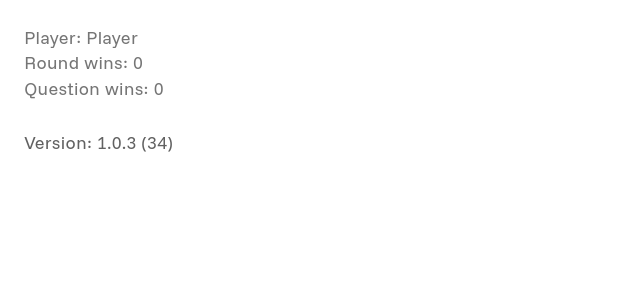
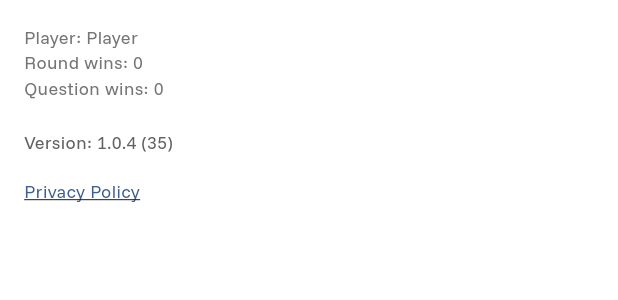
Before and after one commit to ksvslk/trivia-player, a Flutter app: the InfoDisplay widget shown alone on an empty page, opened directly, on a phone screen of 412 x 824 dp. Shown: the top 300 px of the screen. Run offline on Flutter 3.47's test engine with Material 3 defaults, Android fonts, the light colour scheme and no system bars; our stand-ins replace cached_network_image, cloud_firestore, firebase_auth, firebase_core, firebase_database, firebase_messaging and 8 more; missing offline and left inert: app_tracking_transparency, firebase_app_check, flutter_soloud, games_services, purchases_flutter, real_volume; accounts and stored records are empty.

Commit message:
Add premium info for Apple and privacy/EULA link

```diff
--- a/lib/ads/blocking_overlay_popup.dart
+++ b/lib/ads/blocking_overlay_popup.dart
@@ -102,7 +102,7 @@ class BlockingOverlayPopup extends StatelessWidget {
                                 ElevatedButton.icon(
                                   icon: const Icon(Icons.diamond),
                                   label: Text(
-                                    local.subscribeToPremium,
+                                    "Go ${moneyController.getProductFriendlyInfo()}",
                                     style: TextStyle(
                                       fontSize: 14,
                                       fontFamily: 'Inter',
--- a/lib/change_notifier/money_controller.dart
+++ b/lib/change_notifier/money_controller.dart
@@ -1,12 +1,17 @@
 import 'package:flutter/foundation.dart';
 import 'package:flutter/services.dart';
 import 'package:logging/logging.dart';
+import 'package:operation_veritas/extensions.dart';
 import 'package:purchases_flutter/purchases_flutter.dart';
 
 class MoneyController extends ChangeNotifier {
   final Logger _log = Logger('money_controller.dart');
   final String entitlementId = 'premium_entitlement';
   StoreProduct? _product; // Change this line
+
+  String? getProductFriendlyInfo() {
+    return "${_product?.title} - ${_product?.priceString}/${_product?.subscriptionPeriod?.toFriendlyEnglish()}";
+  }
 
   CustomerInfo? _customerInfo;
 
--- a/lib/change_notifier/trivia_service.dart
+++ b/lib/change_notifier/trivia_service.dart
@@ -144,14 +144,15 @@ class TriviaService extends ChangeNotifier {
     try {
       final message = Map<String, dynamic>.from(event.snapshot.value as Map);
       final text = message['text'] != null ? filter.filter(message['text']) : "???";
+      final isBot = message['isBot'] ?? false;
 
       final newMessage = Message(
         id: event.snapshot.key ?? '',
         playerUid: message['id'] ?? '',
         name: message['name'] ?? '???',
-        text: text,
+        text: isBot ? message["text"] : text,
         badgeText: message['badgeText'] ?? '',
-        isBot: message['isBot'] ?? false,
+        isBot: isBot,
         timestamp: message['timestamp'] ?? 0,
         roundNumber: message['roundNumber'] ?? -1,
         messageType: message['messageType'] ?? '',
--- /dev/null
+++ b/lib/menus/info_display.dart
@@ -0,0 +1,137 @@
+import 'dart:io';
+
+import 'package:flutter/material.dart';
+import 'package:operation_veritas/auth_services/auth_controller.dart';
+import 'package:operation_veritas/change_notifier/stats_service.dart';
+import 'package:operation_veritas/l10n/app_localizations.dart';
+import 'package:package_info_plus/package_info_plus.dart';
+import 'package:provider/provider.dart';
+import 'package:url_launcher/url_launcher.dart';
+
+class InfoDisplay extends StatefulWidget {
+  const InfoDisplay({super.key});
+
+  @override
+  State<InfoDisplay> createState() => _InfoDisplayState();
+}
+
+class _InfoDisplayState extends State<InfoDisplay> {
+  String _version = 'Loading...';
+
+  @override
+  void initState() {
+    super.initState();
+    _getVersionInfo();
+  }
+
+  Future<void> _getVersionInfo() async {
+    final packageInfo = await PackageInfo.fromPlatform();
+    if (mounted) {
+      setState(() {
+        _version =
+            '${AppLocalizations.of(context)!.version}: ${packageInfo.version} (${packageInfo.buildNumber})';
+      });
+    }
+  }
+
+  Future<void> _launchUrl(String url) async {
+    final Uri uri = Uri.parse(url);
+    if (!await launchUrl(uri, mode: LaunchMode.externalApplication)) {
+      if (mounted) {
+        ScaffoldMessenger.of(
+          context,
+        ).showSnackBar(SnackBar(content: Text('Could not launch $url')));
+      }
+    }
+  }
+
+  @override
+  Widget build(BuildContext context) {
+    final local = AppLocalizations.of(context)!;
+
+    return Padding(
+      padding: const EdgeInsets.all(16.0),
+      child: Column(
+        crossAxisAlignment: CrossAxisAlignment.start,
+        children: [
+          Consumer<AuthController>(
+            builder: (context, auth, child) {
+              return Text(
+                "${local.player}: ${auth.playerName}",
+                style: TextStyle(
+                  fontSize: 12,
+                  fontFamily: 'Inter',
+                  color: Colors.grey[600],
+                ),
+              );
+            },
+          ),
+          Consumer<StatsService>(
+            builder: (context, stats, child) {
+              return Text(
+                "Round wins: ${stats.getRoundScore()}\nQuestion wins: ${stats.getQuestionScore()}",
+                style: TextStyle(
+                  fontSize: 12,
+                  fontFamily: 'Inter',
+                  color: Colors.grey[600],
+                ),
+              );
+            },
+          ),
+          const Text(""),
+          Text(
+            _version,
+            style: TextStyle(
+              fontSize: 12,
+              fontFamily: 'Inter',
+              color: Colors.grey[700],
+            ),
+          ),
+          const SizedBox(height: 16),
+          // Legal links
+          Row(
+            children: [
+              if ((Platform.isIOS || Platform.isMacOS)) ...[
+                InkWell(
+                  onTap: () => _launchUrl(
+                    'https://www.apple.com/legal/internet-services/itunes/dev/stdeula/',
+                  ),
+                  child: Text(
+                    'Terms of Use',
+                    style: TextStyle(
+                      fontSize: 12,
+                      fontFamily: 'Inter',
+                      color: Theme.of(context).colorScheme.primary,
+                      decoration: TextDecoration.underline,
+                    ),
+                  ),
+                ),
+                Text(
+                  ' • ',
+                  style: TextStyle(
+                    fontSize: 12,
+                    fontFamily: 'Inter',
+                    color: Colors.grey[600],
+                  ),
+                ),
+              ],
+              InkWell(
+                onTap: () =>
+                    _launchUrl('https://www.indest.ee/privacy-policy/'),
+                child: Text(
+                  'Privacy Policy',
+                  style: TextStyle(
+                    fontSize: 12,
+                    fontFamily: 'Inter',
+                    color: Theme.of(context).colorScheme.primary,
+                    decoration: TextDecoration.underline,
+                  ),
+                ),
+              ),
+            ],
+          ),
+        ],
+      ),
+    );
+  }
+}
--- a/lib/menus/menu_drawer.dart
+++ b/lib/menus/menu_drawer.dart
@@ -4,87 +4,13 @@ import 'package:operation_veritas/change_notifier/money_controller.dart';
 import 'package:operation_veritas/change_notifier/blocked_players.dart';
 import 'package:operation_veritas/change_notifier/stats_service.dart';
 import 'package:operation_veritas/l10n/app_localizations.dart';
+import 'package:operation_veritas/menus/info_display.dart';
 import 'package:operation_veritas/persistence/settings_controller.dart';
 import 'package:provider/provider.dart';
 import 'package:package_info_plus/package_info_plus.dart';
 
 // Re-using your existing enums
 enum ThemeSubMenuItem { red, yellow, green, blue, purple }
-
-class InfoDisplay extends StatefulWidget {
-  const InfoDisplay({super.key});
-
-  @override
-  State<InfoDisplay> createState() => _InfoDisplayState();
-}
-
-class _InfoDisplayState extends State<InfoDisplay> {
-  String _version = 'Loading...';
-
-  @override
-  void initState() {
-    super.initState();
-    _getVersionInfo();
-  }
-
-  Future<void> _getVersionInfo() async {
-    final packageInfo = await PackageInfo.fromPlatform();
-
-    if (mounted) {
-      setState(() {
-        _version =
-            '${AppLocalizations.of(context)!.version}: ${packageInfo.version} (${packageInfo.buildNumber})';
-      });
-    }
-  }
-
-  @override
-  Widget build(BuildContext context) {
-    final local = AppLocalizations.of(context)!;
-
-    return Padding(
-      padding: const EdgeInsets.all(16.0),
-      child: Column(
-        crossAxisAlignment: CrossAxisAlignment.start,
-        children: [
-          Consumer<AuthController>(
-            builder: (context, auth, child) {
-              return Text(
-                "${local.player}: ${auth.playerName}",
-                style: TextStyle(
-                  fontSize: 12,
-                  fontFamily: 'Inter',
-                  color: Colors.grey[600],
-                ),
-              );
-            },
-          ),
-          Consumer<StatsService>(
-            builder: (context, stats, child) {
-              return Text(
-                "Round wins: ${stats.getRoundScore()}\nQuestion wins: ${stats.getQuestionScore()}",
-                style: TextStyle(
-                  fontSize: 12,
-                  fontFamily: 'Inter',
-                  color: Colors.grey[600],
-                ),
-              );
-            },
-          ),
-          Text(""),
-          Text(
-            _version,
-            style: TextStyle(
-              fontSize: 12,
-              fontFamily: 'Inter',
-              color: Colors.grey[700],
-            ),
-          ),
-        ],
-      ),
-    );
-  }
-}
 
 class MenuDrawer extends StatelessWidget {
   final GlobalKey<NavigatorState> parentNavigatorKey;
@@ -239,7 +165,10 @@ class MenuDrawer extends StatelessWidget {
                   ),
                   title: money.isSubscribed()
                       ? Text(local.youOwnPremium)
-                      : Text(local.premiumInfo),
+                      : Text(money.getProductFriendlyInfo() ?? "..."),
+                     subtitle: money.isSubscribed()
+                  ? null
+                  : Text("Remove ads/popups"),
                   onTap: money.isSubscribed()
                       ? null
                       : () {
--- a/lib/text_filter.dart
+++ b/lib/text_filter.dart
@@ -461,7 +461,6 @@ class TextFilter {
     "mutherfucker",
     "n1gga",
     "n1gger",
-    "nazi",
     "negro",
     "neonazi",
     "nig nog",
--- a/pubspec.yaml
+++ b/pubspec.yaml
@@ -1,7 +1,7 @@
 name: operation_veritas
 description: "A new Flutter project."
 publish_to: 'none'
-version: 1.0.3+34
+version: 1.0.4+35
 
 environment:
   sdk: ^3.8.0
```
Also changed, not shown: lib/extensions.dart (+108 -13 lines).
